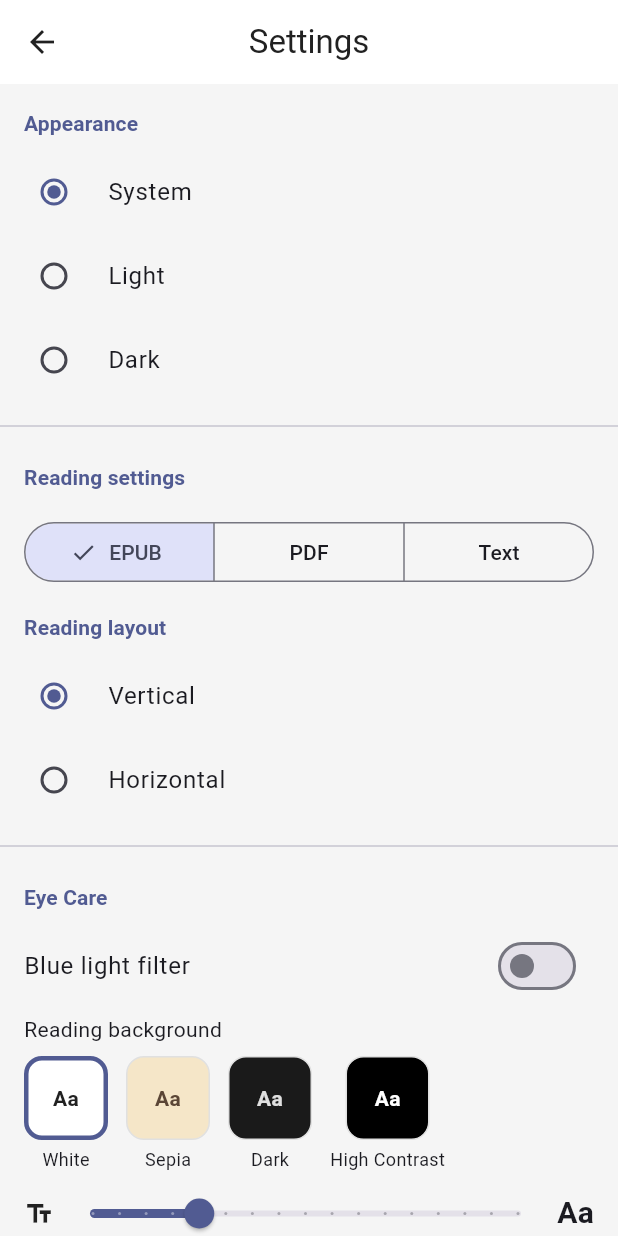
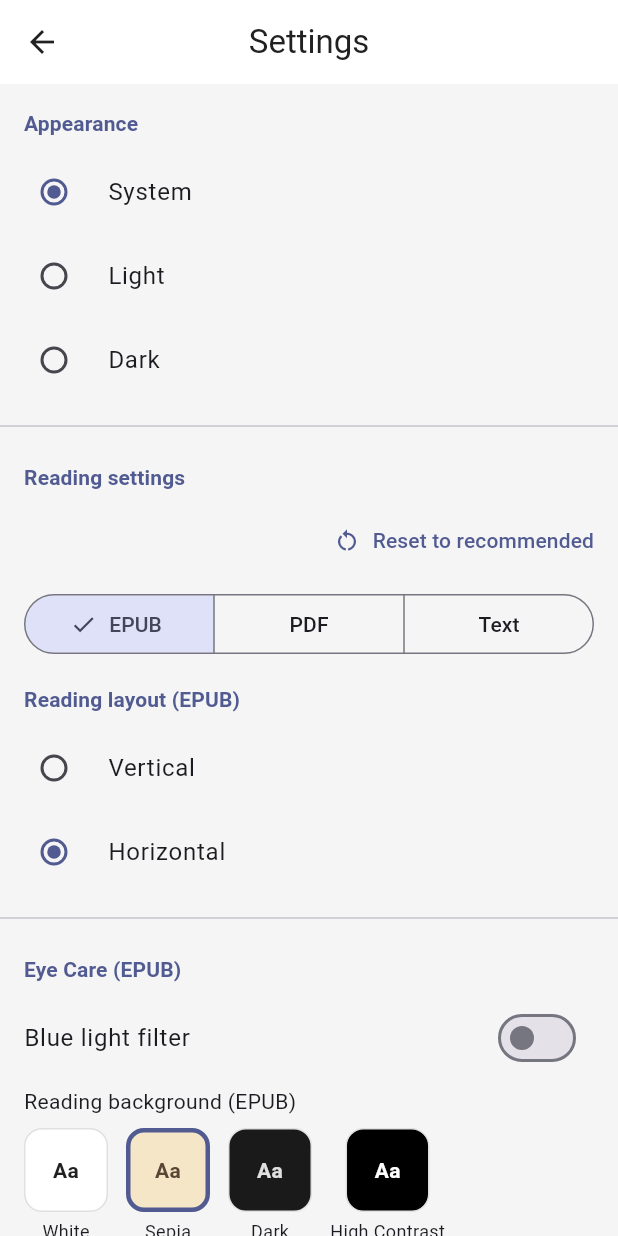
Before and after one commit to Mawfyy/LibreRead, a Flutter app: the screen it shows after launch, after a tap on the "settings" icon, on a phone screen of 412 x 824 dp. Run offline on Flutter 3.47's test engine with Material 3 defaults, Android fonts, the phone set to English and light mode, and no system bars; our stand-ins replace file_picker, open_filex, package_info_plus, shared_preferences, web; missing offline and left inert: dart:js_interop, dart:ui_web, epub_pro, flutter_inappwebview, pdfrx; network calls fail.

Commit message:
feat: typed per-format reading settings with recommended defaults

```diff
--- a/lib/core/constants/app_strings.dart
+++ b/lib/core/constants/app_strings.dart
@@ -37,6 +37,7 @@ class AppStrings {
   static const String readingLayout = 'Reading layout';
   static const String verticalLayout = 'Vertical';
   static const String horizontalLayout = 'Horizontal';
+  static const String resetToRecommended = 'Reset to recommended';
   static const String epubFormat = 'EPUB';
   static const String pdfFormat = 'PDF';
   static const String txtFormat = 'Text';
--- a/lib/data/models/reader_settings.dart
+++ b/lib/data/models/reader_settings.dart
@@ -6,37 +6,226 @@ enum ReadingLayout { vertical, horizontal }
 
 enum ReaderFormat { epub, pdf, txt }
 
+enum EpubTextAlignment { left, justify }
+
+enum PdfViewMode { single, continuous, facing }
+
+enum PdfFitMode { width, page, custom }
+
+enum PdfDarkMode { off, invertText, invertAll }
+
+enum TxtFontMode { monospace, sansSerif }
+
+enum TxtEncoding {
+  utf8,
+  iso88591,
+  windows1252;
+
+  String get label {
+    switch (this) {
+      case TxtEncoding.utf8:
+        return 'UTF-8';
+      case TxtEncoding.iso88591:
+        return 'ISO-8859-1';
+      case TxtEncoding.windows1252:
+        return 'Windows-1252';
+    }
+  }
+}
+
+class EpubSettings {
+  final String fontFamily;
+  final double fontSize;
+  final double lineHeight;
+  final double sideMargin;
+  final EpubTextAlignment alignment;
+  final bool hyphenation;
+
+  const EpubSettings({
+    this.fontFamily = 'System',
+    this.fontSize = 16.0,
+    this.lineHeight = 1.6,
+    this.sideMargin = 16.0,
+    this.alignment = EpubTextAlignment.justify,
+    this.hyphenation = false,
+  });
+
+  static const List<String> fontFamilies = [
+    'System',
+    'Serif',
+    'Sans-Serif',
+    'Georgia',
+    'Merriweather',
+    'OpenDyslexic',
+  ];
+
+  static const double minFontSize = 12.0;
+  static const double maxFontSize = 32.0;
+  static const double fontSizeStep = 1.0;
+  static const int fontSizeDivisions = 20;
+
+  static const double minLineHeight = 1.0;
+  static const double maxLineHeight = 2.5;
+  static const double lineHeightStep = 0.1;
+  static const int lineHeightDivisions = 15;
+
+  static const double minSideMargin = 0.0;
+  static const double maxSideMargin = 64.0;
+  static const double sideMarginStep = 1.0;
+  static const int sideMarginDivisions = 64;
+
+  EpubSettings copyWith({
+    String? fontFamily,
+    double? fontSize,
+    double? lineHeight,
+    double? sideMargin,
+    EpubTextAlignment? alignment,
+    bool? hyphenation,
+  }) {
+    return EpubSettings(
+      fontFamily: fontFamily ?? this.fontFamily,
+      fontSize: fontSize ?? this.fontSize,
+      lineHeight: lineHeight ?? this.lineHeight,
+      sideMargin: sideMargin ?? this.sideMargin,
+      alignment: alignment ?? this.alignment,
+      hyphenation: hyphenation ?? this.hyphenation,
+    );
+  }
+}
+
+class PdfSettings {
+  final PdfViewMode viewMode;
+  final PdfFitMode fitMode;
+  final double zoom;
+  final bool autoCrop;
+  final PdfDarkMode darkModeInversion;
+
+  const PdfSettings({
+    this.viewMode = PdfViewMode.continuous,
+    this.fitMode = PdfFitMode.width,
+    this.zoom = 1.0,
+    this.autoCrop = true,
+    this.darkModeInversion = PdfDarkMode.off,
+  });
+
+  static const double minZoom = 0.25;
+  static const double maxZoom = 4.0;
+  static const double zoomStep = 0.05;
+  static const int zoomDivisions = 75;
+
+  PdfSettings copyWith({
+    PdfViewMode? viewMode,
+    PdfFitMode? fitMode,
+    double? zoom,
+    bool? autoCrop,
+    PdfDarkMode? darkModeInversion,
+  }) {
+    return PdfSettings(
+      viewMode: viewMode ?? this.viewMode,
+      fitMode: fitMode ?? this.fitMode,
+      zoom: zoom ?? this.zoom,
+      autoCrop: autoCrop ?? this.autoCrop,
+      darkModeInversion: darkModeInversion ?? this.darkModeInversion,
+    );
+  }
+}
+
+class TxtSettings {
+  final TxtFontMode fontMode;
+  final double fontSize;
+  final double lineHeight;
+  final bool wordWrap;
+  final int tabWidth;
+  final TxtEncoding encoding;
+
+  const TxtSettings({
+    this.fontMode = TxtFontMode.sansSerif,
+    this.fontSize = 16.0,
+    this.lineHeight = 1.6,
+    this.wordWrap = true,
+    this.tabWidth = 4,
+    this.encoding = TxtEncoding.utf8,
+  });
+
+  static const List<TxtFontMode> fontModes = [
+    TxtFontMode.monospace,
+    TxtFontMode.sansSerif,
+  ];
+
+  static const List<int> tabWidthOptions = [2, 4, 8];
+
+  static const List<TxtEncoding> encodings = [
+    TxtEncoding.utf8,
+    TxtEncoding.iso88591,
+    TxtEncoding.windows1252,
+  ];
+
+  static const double minFontSize = 12.0;
+  static const double maxFontSize = 32.0;
+  static const double fontSizeStep = 1.0;
+  static const int fontSizeDivisions = 20;
+
+  static const double minLineHeight = 1.0;
+  static const double maxLineHeight = 2.5;
+  static const double lineHeightStep = 0.1;
+  static const int lineHeightDivisions = 15;
+
+  TxtSettings copyWith({
+    TxtFontMode? fontMode,
+    double? fontSize,
+    double? lineHeight,
+    bool? wordWrap,
+    int? tabWidth,
+    TxtEncoding? encoding,
+  }) {
+    return TxtSettings(
+      fontMode: fontMode ?? this.fontMode,
+      fontSize: fontSize ?? this.fontSize,
+      lineHeight: lineHeight ?? this.lineHeight,
+      wordWrap: wordWrap ?? this.wordWrap,
+      tabWidth: tabWidth ?? this.tabWidth,
+      encoding: encoding ?? this.encoding,
+    );
+  }
+}
+
 class ReaderSettings {
   final ReadingBackground background;
-  final double fontSize;
+  final ReadingLayout layout;
   final bool blueLightEnabled;
   final double blueLightIntensity;
-  final ReadingLayout layout;
+  final EpubSettings epub;
+  final PdfSettings pdf;
+  final TxtSettings txt;
 
   const ReaderSettings({
     this.background = ReadingBackground.white,
-    this.fontSize = 16.0,
+    this.layout = ReadingLayout.vertical,
     this.blueLightEnabled = false,
     this.blueLightIntensity = 0.3,
-    this.layout = ReadingLayout.vertical,
+    this.epub = const EpubSettings(),
+    this.pdf = const PdfSettings(),
+    this.txt = const TxtSettings(),
   });
 
-  static const ReaderSettings defaults = ReaderSettings();
-
-  ReaderSettings copyWith({
-    ReadingBackground? background,
-    double? fontSize,
-    bool? blueLightEnabled,
-    double? blueLightIntensity,
-    ReadingLayout? layout,
-  }) {
-    return ReaderSettings(
-      background: background ?? this.background,
-      fontSize: fontSize ?? this.fontSize,
-      blueLightEnabled: blueLightEnabled ?? this.blueLightEnabled,
-      blueLightIntensity: blueLightIntensity ?? this.blueLightIntensity,
-      layout: layout ?? this.layout,
-    );
+  static ReaderSettings recommendedFor(ReaderFormat format) {
+    switch (format) {
+      case ReaderFormat.epub:
+        return const ReaderSettings(
+          layout: ReadingLayout.horizontal,
+          background: ReadingBackground.sepia,
+        );
+      case ReaderFormat.pdf:
+        return const ReaderSettings(
+          layout: ReadingLayout.vertical,
+          background: ReadingBackground.white,
+        );
+      case ReaderFormat.txt:
+        return const ReaderSettings(
+          layout: ReadingLayout.vertical,
+          background: ReadingBackground.sepia,
+        );
+    }
   }
 
   Color get backgroundColor {
@@ -64,4 +253,24 @@ class ReaderSettings {
         return Colors.white;
     }
   }
+
+  ReaderSettings copyWith({
+    ReadingBackground? background,
+    ReadingLayout? layout,
+    bool? blueLightEnabled,
+    double? blueLightIntensity,
+    EpubSettings? epub,
+    PdfSettings? pdf,
+    TxtSettings? txt,
+  }) {
+    return ReaderSettings(
+      background: background ?? this.background,
+      layout: layout ?? this.layout,
+      blueLightEnabled: blueLightEnabled ?? this.blueLightEnabled,
+      blueLightIntensity: blueLightIntensity ?? this.blueLightIntensity,
+      epub: epub ?? this.epub,
+      pdf: pdf ?? this.pdf,
+      txt: txt ?? this.txt,
+    );
+  }
 }
--- a/lib/data/services/reader_settings_service.dart
+++ b/lib/data/services/reader_settings_service.dart
@@ -9,7 +9,7 @@ class ReaderSettingsService {
   static final Map<ReaderFormat, ReaderSettings> _settings = {};
 
   static ReaderSettings settingsFor(ReaderFormat format) =>
-      _settings[format] ?? ReaderSettings.defaults;
+      _settings[format] ?? ReaderSettings.recommendedFor(format);
 
   static Future<void> init() async {
     final prefs = await SharedPreferences.getInstance();
@@ -23,14 +23,58 @@ class ReaderSettingsService {
     ReaderFormat format,
   ) {
     final prefix = format.name;
+    final recommended = ReaderSettings.recommendedFor(format);
     return ReaderSettings(
       background: ReadingBackground.values[
-          prefs.getInt('${prefix}_reading_bg') ?? 0],
-      fontSize: prefs.getDouble('${prefix}_font_size') ?? 16.0,
-      blueLightEnabled: prefs.getBool('${prefix}_blue_light') ?? false,
+          prefs.getInt('${prefix}_reading_bg') ??
+              recommended.background.index],
+      layout: ReadingLayout.values[prefs.getInt('${prefix}_layout') ??
+          recommended.layout.index],
+      blueLightEnabled: prefs.getBool('${prefix}_blue_light') ??
+          recommended.blueLightEnabled,
       blueLightIntensity:
-          prefs.getDouble('${prefix}_blue_light_intensity') ?? 0.3,
-      layout: ReadingLayout.values[prefs.getInt('${prefix}_layout') ?? 0],
+          prefs.getDouble('${prefix}_blue_light_intensity') ??
+              recommended.blueLightIntensity,
+      epub: _loadEpub(prefs, prefix),
+      pdf: _loadPdf(prefs, prefix),
+      txt: _loadTxt(prefs, prefix),
+    );
+  }
+
+  static EpubSettings _loadEpub(SharedPreferences prefs, String prefix) {
+    return EpubSettings(
+      fontFamily: prefs.getString('${prefix}_epub_font_family') ?? 'System',
+      fontSize: prefs.getDouble('${prefix}_epub_font_size') ?? 16.0,
+      lineHeight: prefs.getDouble('${prefix}_epub_line_height') ?? 1.6,
+      sideMargin: prefs.getDouble('${prefix}_epub_side_margin') ?? 16.0,
+      alignment: EpubTextAlignment.values[
+          prefs.getInt('${prefix}_epub_alignment') ?? 0],
+      hyphenation: prefs.getBool('${prefix}_epub_hyphenation') ?? false,
+    );
+  }
+
+  static PdfSettings _loadPdf(SharedPreferences prefs, String prefix) {
+    return PdfSettings(
+      viewMode:
+          PdfViewMode.values[prefs.getInt('${prefix}_pdf_view_mode') ?? 0],
+      fitMode: PdfFitMode.values[prefs.getInt('${prefix}_pdf_fit_mode') ?? 0],
+      zoom: prefs.getDouble('${prefix}_pdf_zoom') ?? 1.0,
+      autoCrop: prefs.getBool('${prefix}_pdf_auto_crop') ?? true,
+      darkModeInversion: PdfDarkMode.values[
+          prefs.getInt('${prefix}_pdf_dark_inversion') ?? 0],
+    );
+  }
+
+  static TxtSettings _loadTxt(SharedPreferences prefs, String prefix) {
+    return TxtSettings(
+      fontMode:
+          TxtFontMode.values[prefs.getInt('${prefix}_txt_font_mode') ?? 0],
+      fontSize: prefs.getDouble('${prefix}_txt_font_size') ?? 16.0,
+      lineHeight: prefs.getDouble('${prefix}_txt_line_height') ?? 1.6,
+      wordWrap: prefs.getBool('${prefix}_txt_word_wrap') ?? true,
+      tabWidth: prefs.getInt('${prefix}_txt_tab_width') ?? 4,
+      encoding:
+          TxtEncoding.values[prefs.getInt('${prefix}_txt_encoding') ?? 0],
     );
   }
 
@@ -42,13 +86,85 @@ class ReaderSettingsService {
     final prefs = await SharedPreferences.getInstance();
     final prefix = format.name;
     await prefs.setInt('${prefix}_reading_bg', settings.background.index);
-    await prefs.setDouble('${prefix}_font_size', settings.fontSize);
+    await prefs.setInt('${prefix}_layout', settings.layout.index);
     await prefs.setBool('${prefix}_blue_light', settings.blueLightEnabled);
     await prefs.setDouble(
       '${prefix}_blue_light_intensity',
       settings.blueLightIntensity,
     );
-    await prefs.setInt('${prefix}_layout', settings.layout.index);
+    await _saveEpub(prefs, prefix, settings.epub);
+    await _savePdf(prefs, prefix, settings.pdf);
+    await _saveTxt(prefs, prefix, settings.txt);
+  }
+
+  static Future<void> _saveEpub(
+    SharedPreferences prefs,
+    String prefix,
+    EpubSettings settings,
+  ) async {
+    await prefs.setString('${prefix}_epub_font_family', settings.fontFamily);
+    await prefs.setDouble('${prefix}_epub_font_size', settings.fontSize);
+    await prefs.setDouble('${prefix}_epub_line_height', settings.lineHeight);
+    await prefs.setDouble('${prefix}_epub_side_margin', settings.sideMargin);
+    await prefs.setInt('${prefix}_epub_alignment', settings.alignment.index);
+    await prefs.setBool('${prefix}_epub_hyphenation', settings.hyphenation);
+  }
+
+  static Future<void> _savePdf(
+    SharedPreferences prefs,
+    String prefix,
+    PdfSettings settings,
+  ) async {
+    await prefs.setInt('${prefix}_pdf_view_mode', settings.viewMode.index);
+    await prefs.setInt('${prefix}_pdf_fit_mode', settings.fitMode.index);
+    await prefs.setDouble('${prefix}_pdf_zoom', settings.zoom);
+    await prefs.setBool('${prefix}_pdf_auto_crop', settings.autoCrop);
+    await prefs.setInt(
+      '${prefix}_pdf_dark_inversion',
+      settings.darkModeInversion.index,
+    );
+  }
+
+  static Future<void> _saveTxt(
+    SharedPreferences prefs,
+    String prefix,
+    TxtSettings settings,
+  ) async {
+    await prefs.setInt('${prefix}_txt_font_mode', settings.fontMode.index);
+    await prefs.setDouble('${prefix}_txt_font_size', settings.fontSize);
+    await prefs.setDouble('${prefix}_txt_line_height', settings.lineHeight);
+    await prefs.setBool('${prefix}_txt_word_wrap', settings.wordWrap);
+    await prefs.setInt('${prefix}_txt_tab_width', settings.tabWidth);
+    await prefs.setInt('${prefix}_txt_encoding', settings.encoding.index);
+  }
+
+  static Future<void> reset(ReaderFormat format) async {
+    final prefs = await SharedPreferences.getInstance();
+    final prefix = format.name;
+    await Future.wait([
+      prefs.remove('${prefix}_reading_bg'),
+      prefs.remove('${prefix}_layout'),
+      prefs.remove('${prefix}_blue_light'),
+      prefs.remove('${prefix}_blue_light_intensity'),
+      prefs.remove('${prefix}_epub_font_family'),
+      prefs.remove('${prefix}_epub_font_size'),
+      prefs.remove('${prefix}_epub_line_height'),
+      prefs.remove('${prefix}_epub_side_margin'),
+      prefs.remove('${prefix}_epub_alignment'),
+      prefs.remove('${prefix}_epub_hyphenation'),
+      prefs.remove('${prefix}_pdf_view_mode'),
+      prefs.remove('${prefix}_pdf_fit_mode'),
+      prefs.remove('${prefix}_pdf_zoom'),
+      prefs.remove('${prefix}_pdf_auto_crop'),
+      prefs.remove('${prefix}_pdf_dark_inversion'),
+      prefs.remove('${prefix}_txt_font_mode'),
+      prefs.remove('${prefix}_txt_font_size'),
+      prefs.remove('${prefix}_txt_line_height'),
+      prefs.remove('${prefix}_txt_word_wrap'),
+      prefs.remove('${prefix}_txt_tab_width'),
+      prefs.remove('${prefix}_txt_encoding'),
+    ]);
+    _settings[format] = ReaderSettings.recommendedFor(format);
   }
 
   static EpubTheme epubThemeFor(ReaderSettings settings) {
--- a/lib/features/settings/settings_screen.dart
+++ b/lib/features/settings/settings_screen.dart
@@ -55,6 +55,17 @@ class _SettingsScreenState extends State<SettingsScreen> {
           ),
           const Divider(height: 32),
           _buildSectionTitle(context, 'Reading settings'),
+          Align(
+            alignment: Alignment.centerRight,
+            child: TextButton.icon(
+              onPressed: () async {
+                await ReaderSettingsService.reset(_selectedFormat);
+                if (mounted) setState(() {});
+              },
+              icon: const Icon(Icons.restart_alt, size: 18),
+              label: const Text(AppStrings.resetToRecommended),
+            ),
+          ),
           Padding(
             padding: const EdgeInsets.symmetric(horizontal: 16, vertical: 8),
             child: SegmentedButton<ReaderFormat>(
@@ -78,7 +89,10 @@ class _SettingsScreenState extends State<SettingsScreen> {
               },
             ),
           ),
-          _buildSectionTitle(context, AppStrings.readingLayout),
+          _buildSectionTitle(
+            context,
+            '${AppStrings.readingLayout} (${_formatLabel()})',
+          ),
           RadioGroup<ReadingLayout>(
             groupValue: _settings.layout,
             onChanged: (value) async {
@@ -94,7 +108,7 @@ class _SettingsScreenState extends State<SettingsScreen> {
             ),
           ),
           const Divider(height: 32),
-          _buildSectionTitle(context, AppStrings.eyeCare),
+          _buildSectionTitle(context, '${AppStrings.eyeCare} (${_formatLabel()})'),
           SwitchListTile(
             title: const Text(AppStrings.blueLightFilter),
             value: _settings.blueLightEnabled,
@@ -127,6 +141,7 @@ class _SettingsScreenState extends State<SettingsScreen> {
               ),
             ),
           _buildReadingBackgroundPicker(),
+          if (_selectedFormat != ReaderFormat.pdf)
             Padding(
               padding: const EdgeInsets.symmetric(horizontal: 16),
               child: Row(
@@ -134,13 +149,13 @@ class _SettingsScreenState extends State<SettingsScreen> {
                   const Icon(Icons.text_fields, size: 20),
                   Expanded(
                     child: Slider(
-                    value: _settings.fontSize,
-                    min: 12.0,
-                    max: 28.0,
-                    divisions: 16,
-                    label: '${_settings.fontSize.round()} px',
+                      value: _fontSize,
+                      min: _fontMin,
+                      max: _fontMax,
+                      divisions: _fontDivisions,
+                      label: '${_fontSize.round()} px',
                       onChanged: (value) async {
-                      await _updateSettings(_settings.copyWith(fontSize: value));
+                        await _updateSettings(_withFontSize(value));
                       },
                     ),
                   ),
@@ -174,6 +189,72 @@ class _SettingsScreenState extends State<SettingsScreen> {
   ReaderSettings get _settings =>
       ReaderSettingsService.settingsFor(_selectedFormat);
 
+  double get _fontSize {
+    switch (_selectedFormat) {
+      case ReaderFormat.epub:
+        return _settings.epub.fontSize;
+      case ReaderFormat.txt:
+        return _settings.txt.fontSize;
+      case ReaderFormat.pdf:
+        return 0;
+    }
+  }
+
+  double get _fontMin {
+    switch (_selectedFormat) {
+      case ReaderFormat.epub:
+        return EpubSettings.minFontSize;
+      case ReaderFormat.txt:
+        return TxtSettings.minFontSize;
+      case ReaderFormat.pdf:
+        return 0;
+    }
+  }
+
+  double get _fontMax {
+    switch (_selectedFormat) {
+      case ReaderFormat.epub:
+        return EpubSettings.maxFontSize;
+      case ReaderFormat.txt:
+        return TxtSettings.maxFontSize;
+      case ReaderFormat.pdf:
+        return 0;
+    }
+  }
+
+  int get _fontDivisions {
+    switch (_selectedFormat) {
+      case ReaderFormat.epub:
+        return EpubSettings.fontSizeDivisions;
+      case ReaderFormat.txt:
+        return TxtSettings.fontSizeDivisions;
+      case ReaderFormat.pdf:
+        return 0;
+    }
+  }
+
+  ReaderSettings _withFontSize(double value) {
+    switch (_selectedFormat) {
+      case ReaderFormat.epub:
+        return _settings.copyWith(epub: _settings.epub.copyWith(fontSize: value));
+      case ReaderFormat.txt:
+        return _settings.copyWith(txt: _settings.txt.copyWith(fontSize: value));
+      case ReaderFormat.pdf:
+        return _settings;
+    }
+  }
+
+  String _formatLabel() {
+    switch (_selectedFormat) {
+      case ReaderFormat.epub:
+        return AppStrings.epubFormat;
+      case ReaderFormat.pdf:
+        return AppStrings.pdfFormat;
+      case ReaderFormat.txt:
+        return AppStrings.txtFormat;
+    }
+  }
+
   Future<void> _updateSettings(ReaderSettings settings) async {
     await ReaderSettingsService.update(_selectedFormat, settings);
     if (mounted) setState(() {});
@@ -185,7 +266,7 @@ class _SettingsScreenState extends State<SettingsScreen> {
       child: Column(
         crossAxisAlignment: CrossAxisAlignment.start,
         children: [
-          const Text(AppStrings.readingBackground),
+          Text('${AppStrings.readingBackground} (${_formatLabel()})'),
           const SizedBox(height: 8),
           Row(
             children: [
--- a/lib/features/viewer/epub_viewer_screen.dart
+++ b/lib/features/viewer/epub_viewer_screen.dart
@@ -93,7 +93,7 @@ class _EpubViewerScreenState extends State<EpubViewerScreen>
     final bgColor = settings.backgroundColor;
     final isHorizontal = settings.layout == ReadingLayout.horizontal;
     final displaySettings = EpubDisplaySettings(
-      fontSize: settings.fontSize.round(),
+      fontSize: settings.epub.fontSize.round(),
       theme: ReaderSettingsService.epubThemeFor(settings),
       flow: isHorizontal ? EpubFlow.paginated : EpubFlow.scrolled,
       snap: isHorizontal,
--- a/lib/features/viewer/txt_viewer_screen.dart
+++ b/lib/features/viewer/txt_viewer_screen.dart
@@ -53,8 +53,8 @@ class TxtViewerScreen extends StatelessWidget {
                     child: SelectableText(
                       content,
                       style: TextStyle(
-                        fontSize: settings.fontSize,
-                        height: 1.6,
+                        fontSize: settings.txt.fontSize,
+                        height: settings.txt.lineHeight,
                         color: fgColor,
                       ),
                     ),
```
Lines whose indentation alone changed are shown as unchanged.
